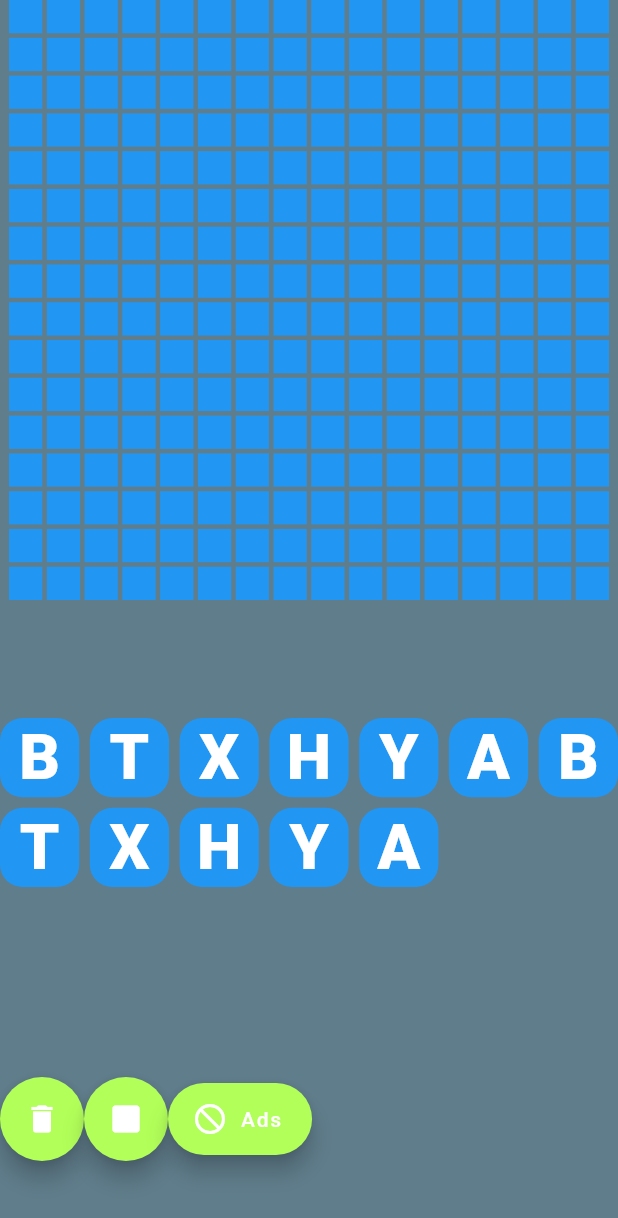
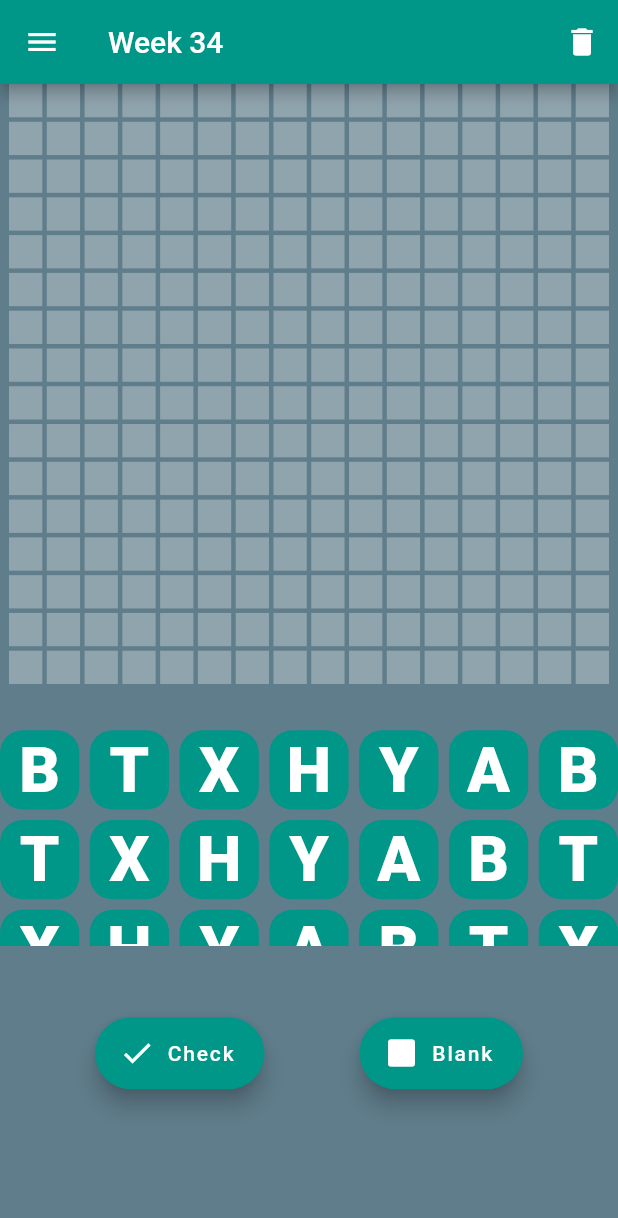
Before and after one commit to jasonworden37/letr, a Flutter app: the screen it shows after launch, after a tap on the "delete" icon, on a phone screen of 412 x 824 dp. Shown: the top 1218 px of the screen. Run offline on Flutter 3.47's test engine with Material 2 defaults, Android fonts, the phone set to English and light mode, and no system bars; drawn by our look-alikes of google_mobile_ads; our stand-ins replace google_fonts; missing offline and left inert: animated_widgets; network calls fail; Roboto replaces fonts that are missing (Grandstander).

Commit message:
added screenshots folder to keep track of updates, added splash screen. Started public storage. Added sidebar and moved around layout

```diff
--- a/lib/Tile.dart
+++ b/lib/Tile.dart
@@ -6,11 +6,13 @@ import 'home.dart';
 class Tile extends StatefulWidget {
   String letter;
   int hash;
+  bool vis;
   final TileController controller;
 
   Tile(
       {Key? key,
       required this.letter,
+      required this.vis,
       required this.controller,
       required this.hash})
       : super(key: key);
@@ -21,8 +23,15 @@ class Tile extends StatefulWidget {
 
 class _Tile extends State<Tile> {
   _Tile(TileController _controller) {
+    _controller.setVis = setVisa;
   }
 
+  void setVisa()
+  {
+    setState(() {
+      widget.vis = true;
+    });
+  }
 
   @override
   Widget build(BuildContext context) {
@@ -32,7 +41,7 @@ class _Tile extends State<Tile> {
           height: 50,
           width: 50,
               decoration: const BoxDecoration(
-                color: Colors.blue,
+                color: Colors.teal,
                 borderRadius: BorderRadius.all(Radius.circular(15.0)),
               ),
               child: Center(
--- a/lib/home.dart
+++ b/lib/home.dart
@@ -1,14 +1,19 @@
+import 'dart:async';
+import 'dart:io';
+
 import 'package:flutter/material.dart';
-//import 'package:google_fonts/google_fonts.dart';
+import 'package:google_fonts/google_fonts.dart';
 import 'package:google_mobile_ads/google_mobile_ads.dart';
 import 'package:letr/ad_state.dart';
+import 'package:letr/profile_storage.dart';
 import 'package:letr/target.dart';
 import 'package:provider/provider.dart';
 import 'Tile.dart';
 
 class HomePage extends StatefulWidget {
-  const HomePage({Key? key, required this.title}) : super(key: key);
+  const HomePage({Key? key, required this.title, required this.storage}) : super(key: key);
 
+  final ProfileStorage storage;
   final String title;
 
   @override
@@ -16,6 +21,30 @@ class HomePage extends StatefulWidget {
 }
 
 class _HomePageState extends State<HomePage> {
+  late String name;
+
+  // @override
+  // void initState()
+  // {
+  //   super.initState();
+  //   // widget.storage.readProfile().then((value)
+  //   //   {
+  //   //     setState(() {
+  //   //       name = value;
+  //   //     });
+  //   //   });
+  //
+  // }
+
+  Future<File> addProfile(String name)
+  {
+    setState(() {
+      name = name;
+    });
+
+    return widget.storage.writeToProfile(name);
+  }
+
 
   /// A List Tiles as a future, return when retrieve the users existing letters
   Future<List<Tile>> tiles = Future<List<Tile>>(() {
@@ -40,7 +69,19 @@ class _HomePageState extends State<HomePage> {
     "X",
     "H",
     "Y",
-    "A"
+    "A",
+    "B",
+    "T",
+    "X",
+    "H",
+    "Y",
+    "A",
+    "B",
+    "T",
+    "X",
+    "H",
+    "Y",
+    "A",
   ];
 
   /// Variables to hold our height and width
@@ -88,6 +129,7 @@ class _HomePageState extends State<HomePage> {
     for (int lnIndex = 0; lnIndex < letters.length; lnIndex++) {
       /// Add the created tiles to the temp list
       tempTiles.add(Tile(
+          vis: true,
           letter: letters[lnIndex],
           controller: TileController(),
           hash: lnIndex));
@@ -123,7 +165,7 @@ class _HomePageState extends State<HomePage> {
   }
 
   /// TODO: Function to give a hint
-  void giveHint() {}
+  void giveBlankTile() {}
 
   /// The home page widget
   @override
@@ -134,6 +176,85 @@ class _HomePageState extends State<HomePage> {
         alignment: Alignment.topCenter,
         decoration: const BoxDecoration(color: Colors.blueGrey),
         child: Scaffold(
+          appBar: AppBar(
+            title: const Text('Week 34'),
+            actions: <Widget>[
+              /// This button is used remove all character from the board
+              /// If a user is having trouble, they can remove them all so that
+              /// they can fully start over. They should be prompted and asked
+              /// 'are you sure' before we actually follow through
+              IconButton(
+                icon: const Icon(
+                  Icons.delete,
+                  color: Colors.white,
+                ),
+                onPressed: () {
+                  // do something
+                },
+              )
+            ],
+          ),
+          drawer: Drawer(
+            backgroundColor: Colors.grey,
+            child: ListView(
+              padding: EdgeInsets.zero,
+              children: [
+                DrawerHeader(
+                  decoration: const BoxDecoration(
+                    color: Colors.teal,
+                  ),
+                  child: Column(
+                      children: <Widget>[
+                        Text('Hello there,\n Alex', style: GoogleFonts.grandstander(
+                            fontSize: 42,fontWeight: FontWeight.w900,
+                            color: Colors.white)),
+                        const Spacer(),
+                        Row(
+                          mainAxisAlignment: MainAxisAlignment.center,
+                          children: <Widget>[
+                            const Icon(
+                                Icons.attach_money_sharp,
+                                color: Colors.yellow,
+                                size: 25),
+                            Text('376', style: GoogleFonts.grandstander(
+                                fontSize: 21,fontWeight: FontWeight.w900,
+                                color: Colors.white))
+                          ],
+                        )
+                      ]
+                  ),
+                ),
+                ListTile(
+                  leading: const Icon(Icons.shopping_cart),
+                  title: const Text('Shop'),
+                  onTap: () {
+                    // Update the state of the app
+                    // ...
+                    // Then close the drawer
+                    Navigator.pop(context);
+                  },
+                ),
+                ListTile(
+                  leading: const Icon(Icons.settings),
+                  title: const Text('Settings'),
+                  onTap: () {
+                    // Update the state of the app
+                    // ...
+                    // Then close the drawer
+                    Navigator.pop(context);
+                  },
+                ),
+                /// This button is remove adds
+                /// The user will have to pay a fee for this
+                ListTile(
+                  leading: const Icon(Icons.not_interested),
+                  title: const Text('Remove Ads'),
+                  onTap: () {
+                  },
+                ),
+              ],
+            ),
+          ),
           backgroundColor: Colors.transparent,
           /// The Main colum for the page
           body: Column(children: <Widget>[
@@ -146,7 +267,7 @@ class _HomePageState extends State<HomePage> {
               builder:
                   (BuildContext context, AsyncSnapshot<List<Target>> snapshot) {
                 return Expanded(
-                    flex: 2,
+                    flex: 3,
                     child: InteractiveViewer(
                         maxScale: 100,
                         child: SizedBox(
@@ -170,40 +291,35 @@ class _HomePageState extends State<HomePage> {
                         alignment: FractionalOffset.bottomCenter,
                         child: GridView.count(
                             mainAxisSpacing: 7,
+                            physics: const ScrollPhysics(),
                             crossAxisSpacing: 7,
-                            physics: const NeverScrollableScrollPhysics(),
                             crossAxisCount: 7,
                             children: getLettersInTileForm(letters))));
               },
             ),
             /// A Row inside the main column use to hold some buttons
-            Row(children: <Widget>[
-              /// This button is used remove all character from the board
-              /// If a user is having trouble, they can remove them all so that
-              /// they can fully start over. They should be prompted and asked
-              /// 'are you sure' before we actually follow through
-              FloatingActionButton(
-                  child: const Icon(Icons.delete),
-                  backgroundColor: Colors.lightGreenAccent,
-                  onPressed: giveHint),
-
+            Expanded(child:
+            Row(
+              mainAxisAlignment: MainAxisAlignment.spaceEvenly,
+                children: <Widget>[
+                FloatingActionButton.extended(
+                    label: const Text('Check'),
+                    icon: const Icon(Icons.check),
+                    backgroundColor: Colors.teal,
+                    heroTag: 'Check-Tag',
+                    onPressed: giveBlankTile),
               /// This button will be used to get a free tile that can be placed
               /// anywhere they want. Similar to the hint button, the user will
               /// first have to watch an ad fully.
-              FloatingActionButton(
-                  child: const Icon(Icons.square_rounded),
-                  backgroundColor: Colors.lightGreenAccent,
-                  onPressed: giveHint),
+              FloatingActionButton.extended(
+                  label: const Text('Blank'),
+                  icon: const Icon(Icons.square_rounded),
+                  backgroundColor: Colors.teal,
+                  heroTag: 'Blank-Tag' ,
+                  onPressed: giveBlankTile),
 
-              /// This button is remove adds
-              /// The user will have to pay a fee for this
-              FloatingActionButton.extended(
-                  label: const Text('Ads'),
-                  icon: const Icon(Icons.not_interested),
-                  backgroundColor: Colors.lightGreenAccent,
-                  onPressed: giveHint),
-
-            ]),
+            ])
+            ),
             /// This code is for the bottom banner ad
             /// If it is null, we will just put an empty box
             /// Otherwise, we will put the banner add
@@ -229,7 +345,24 @@ class _HomePageState extends State<HomePage> {
   }
 
   /// TODO: Take care of the visibility for the tiles and targets
-  void doVisibility() {}
+  void doVisibility() {
+    // List<int> temp = [];
+    // for (var x = 0; x < height; x++) {
+    //   for (var y = 0; y < width; y++) {
+    //     if (list[x][y] != "-") {
+    //       int index = (x * width) + y;
+    //       if (targets[index].l != "") {
+    //         temp.add(targets[index].hash);
+    //       }
+    //     }
+    //   }
+    // }
+    // for (int i = 0; i < letters.length; i++) {
+    //   if (!temp.contains(tiles[i].hash)) {
+    //     tileControllers[i].setVis();
+    //   }
+    // }
+  }
 }
 
 /// Class Let is a class to represent a letter
--- a/lib/main.dart
+++ b/lib/main.dart
@@ -1,7 +1,7 @@
 import 'package:flutter/material.dart';
 import 'package:google_mobile_ads/google_mobile_ads.dart';
+import 'package:letr/splash_screen.dart';
 import 'package:provider/provider.dart';
-import 'home.dart';
 import 'ad_state.dart';
 
 void main() {
@@ -23,9 +23,9 @@ class MainApp extends StatelessWidget {
     return MaterialApp(
       title: 'Letr',
       theme: ThemeData(
-        primarySwatch: Colors.blue,
+        primarySwatch: Colors.teal,
       ),
-      home: const HomePage(title: 'LETR'),
+      home: const SplashScreen(),
     );
   }
 }
--- /dev/null
+++ b/lib/splash_screen.dart
@@ -0,0 +1,39 @@
+import 'dart:async';
+
+import 'package:flutter/material.dart';
+import 'package:letr/home.dart';
+import 'package:letr/profile_storage.dart';
+
+class SplashScreen extends StatefulWidget {
+  const SplashScreen({Key? key}) : super(key: key);
+
+  @override
+  State<SplashScreen> createState() => _SplashScreenState();
+}
+
+class _SplashScreenState extends State<SplashScreen> {
+
+  @override
+  void initState()
+  {
+    super.initState();
+    Timer(
+        const Duration(seconds: 3),
+            () =>Navigator.pushReplacement(
+            context,
+            MaterialPageRoute(builder: (context) =>
+            HomePage(title: 'LETR', storage: ProfileStorage()))));
+  }
+
+  @override
+  Widget build(BuildContext context) {
+    return const Scaffold(
+      backgroundColor: Colors.teal,
+      body: Center
+        (
+        child: Text('SplashScreen'),
+      ),
+    );
+  }
+
+}
--- a/lib/target.dart
+++ b/lib/target.dart
@@ -7,7 +7,7 @@ import 'home.dart';
 class Target extends StatefulWidget {
   int x, y, hash = -1;
   Color col = Colors.transparent;
-  bool isRed = false, shouldShake = false, isLocked = false;
+  bool isRed = false, shouldShake = false;
   String c, l = "";
   List<String> triedLetters = [];
   TargetController controller;
@@ -35,10 +35,8 @@ class _Target extends State<Target> {
   }
 
   Color getColor() {
-    if (widget.isLocked) {
-      widget.col = Colors.lightGreen;
-    } else if (widget.c != "-") {
-      widget.col = Colors.blue;
+    if (widget.c != "-") {
+      widget.col = Colors.white30;
     } else {
       widget.col = Colors.transparent;
     }
@@ -58,21 +56,15 @@ class _Target extends State<Target> {
   }
 
   void shake() {
-    if (!widget.isLocked) {
       setState(() {
         widget.shouldShake = true;
       });
-    }
   }
 
   void setR() {
     if (widget.isRed) {
       setState(() {
         widget.isRed = false;
-      });
-    } else if (!widget.isLocked) {
-      setState(() {
-        widget.isRed = true;
       });
     }
   }
@@ -99,14 +91,12 @@ class _Target extends State<Target> {
       ) {
         return InkWell(
             onTap: () {
-              if (!widget.isLocked) {
                 setState(() {
                   widget.shouldShake = false;
                   widget.l = "";
                   widget.hash = -1;
                   widget.onVisibilitySelect();
                 });
-              }
             },
             child: ShakeAnimatedWidget(
                 enabled: widget.shouldShake,
@@ -122,7 +112,7 @@ class _Target extends State<Target> {
                   child: Center(
                     child: Text(widget.l,
                         style: GoogleFonts.grandstander(
-                            fontSize: 42,
+                            fontSize: 21,
                             fontWeight: FontWeight.w900,
                             color: Colors.white)),
                   ),
@@ -130,14 +120,14 @@ class _Target extends State<Target> {
       },
       onAccept: (data) {
         setState(() {
-          //widget.isRed = false;
+          widget.isRed = false;
           widget.l = data.letter;
           widget.hash = data.id;
           widget.onVisibilitySelect();
         });
       },
       onWillAccept: (data) {
-        return widget.c != "-" && !widget.isLocked;
+        return widget.c != "-";
       },
     );
   }
--- a/pubspec.yaml
+++ b/pubspec.yaml
@@ -38,6 +38,7 @@ dependencies:
   animated_widgets: ^1.1.0
   google_mobile_ads: ^2.4.0
   provider: ^6.0.5
+  path_provider: ^2.0.14
 
 dev_dependencies:
   flutter_test:
```
Also changed, not shown: lib/profile_storage.dart (added, +42 -0 lines), pubspec.lock, 3 other files.
